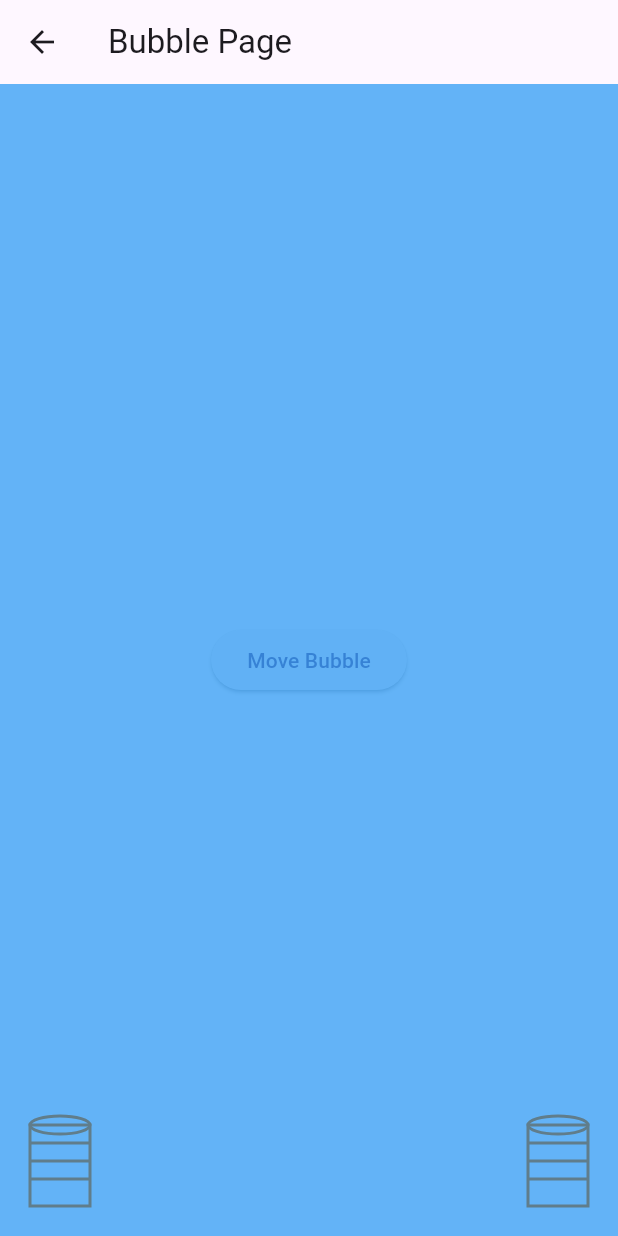
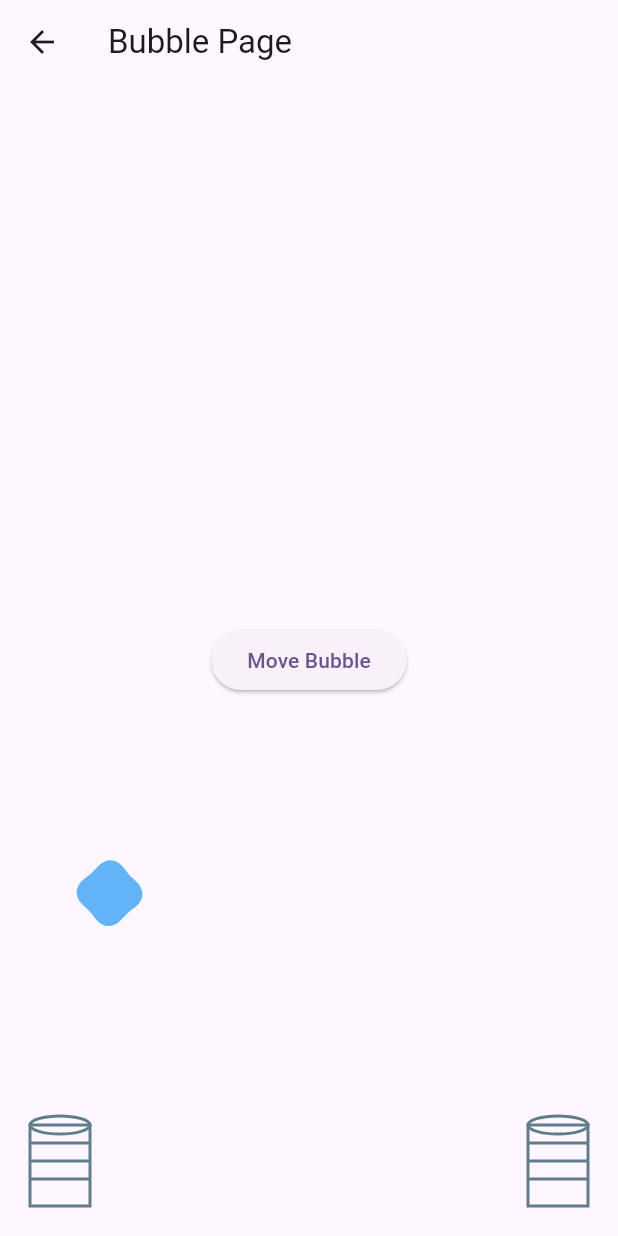
Before and after one commit to AMRITESH240304/voxa, a Flutter app: the BubblePage screen opened directly, after a tap on "Move Bubble", on a phone screen of 412 x 824 dp. Run offline on Flutter 3.47's test engine with Material 3 defaults, Android fonts, the phone set to English and light mode, and no system bars.

Commit message:
feat: bubble animation comp

```diff
--- a/frontend/lib/BubblePage.dart
+++ b/frontend/lib/BubblePage.dart
@@ -35,11 +35,11 @@ class _BubblePageState extends State<BubblePage> with TickerProviderStateMixin {
     // Scale animation: start small, grow, then shrink
     _scaleAnimation = TweenSequence<double>([
       TweenSequenceItem(
-        tween: Tween<double>(begin: 0.2, end: 100), // Start small, grow to full size
+        tween: Tween<double>(begin: 0.2, end: 1), // Start small, grow to full size
         weight: 40,
       ),
       TweenSequenceItem(
-        tween: Tween<double>(begin: 100, end: 0.2), // Shrink back to small
+        tween: Tween<double>(begin: 1, end: 0.2), // Shrink back to small
         weight: 60,
       ),
     ]).animate(
@@ -110,7 +110,7 @@ class _BubblePageState extends State<BubblePage> with TickerProviderStateMixin {
             animation: _animationController,
             builder: (context, child) {
               // Base size of the blob
-              const double baseSize = 250.0;
+              const double baseSize = 100.0;
               // Scale the size based on animation
               final double animatedSize = baseSize * _scaleAnimation.value;
 
@@ -131,8 +131,6 @@ class _BubblePageState extends State<BubblePage> with TickerProviderStateMixin {
                       child: BubbleBlob(
                         size: animatedSize,
                         wobbleValue: _wobbleAnimation.value,
-                        progress: _moveAnimation.value,
-                        scale: _scaleAnimation.value,
                         color: Colors.blue.withOpacity(0.7),
                       ),
                     )
@@ -173,16 +171,12 @@ class _BubblePageState extends State<BubblePage> with TickerProviderStateMixin {
 class BubbleBlob extends StatelessWidget {
   final double size;
   final double wobbleValue;
-  final double progress;
-  final double scale; // <-- add this
   final Color color;
 
   const BubbleBlob({
     Key? key,
     required this.size,
     required this.wobbleValue,
-    required this.progress,
-    required this.scale, // <-- add this
     required this.color,
   }) : super(key: key);
 
@@ -195,8 +189,6 @@ class BubbleBlob extends StatelessWidget {
         painter: BubbleBlobPainter(
           color: color,
           wobbleValue: wobbleValue,
-          progress: progress,
-          scale: scale, // <-- add this
         ),
       ),
     );
@@ -206,15 +198,8 @@ class BubbleBlob extends StatelessWidget {
 class BubbleBlobPainter extends CustomPainter {
   final Color color;
   final double wobbleValue;
-  final double progress; // 0.0 (left) to 1.0 (right)
-  final double scale;    // <-- add this
 
-  BubbleBlobPainter({
-    required this.color,
-    required this.wobbleValue,
-    required this.progress,
-    required this.scale, // <-- add this
-  });
+  BubbleBlobPainter({required this.color, required this.wobbleValue});
 
   @override
   void paint(Canvas canvas, Size size) {
@@ -224,39 +209,32 @@ class BubbleBlobPainter extends CustomPainter {
 
     final double centerX = size.width / 2;
     final double centerY = size.height / 2;
+    final double radius = size.width / 2;
 
-    // Pinch: 1 at ends, 0 at center
-    double pinch = (progress - 0.5).abs() * 2;
+    final Path path = Path();
 
-    // Stronger pinch at ends
-    double minX = 0.10; // very narrow at ends
-    double maxX = 0.50; // wide in center
-    double minY = 0.60; // tall at ends
-    double maxY = 0.35; // short in center
+    // Create a blob shape with some wobble
+    for (double angle = 0; angle < 2 * math.pi; angle += 0.1) {
+      final double wobbleAmount = math.sin(angle * 4 + wobbleValue) * 0.1;
+      final double currRadius = radius * (1 + wobbleAmount);
 
-    double mainRadiusX = size.width * (minX + (maxX - minX) * (1 - pinch)) * scale;
-    double mainRadiusY = size.height * (minY - (minY - maxY) * (1 - pinch)) * scale;
+      final double x = centerX + currRadius * math.cos(angle);
+      final double y = centerY + currRadius * math.sin(angle);
 
-    // Wobble for cloudiness
-    final double wobble = math.sin(wobbleValue) * 8 * scale;
+      if (angle == 0) {
+        path.moveTo(x, y);
+      } else {
+        path.lineTo(x, y);
+      }
+    }
 
-    // Draw main oval
-    canvas.drawOval(
-      Rect.fromCenter(
-        center: Offset(centerX, centerY + wobble),
-        width: mainRadiusX * 2,
-        height: mainRadiusY * 2,
-      ),
-      paint,
-    );
+    path.close();
+    canvas.drawPath(path, paint);
   }
 
   @override
   bool shouldRepaint(covariant BubbleBlobPainter oldDelegate) {
-    return oldDelegate.wobbleValue != wobbleValue ||
-        oldDelegate.color != color ||
-        oldDelegate.progress != progress ||
-        oldDelegate.scale != scale;
+    return oldDelegate.wobbleValue != wobbleValue || oldDelegate.color != color;
   }
 }
 
--- a/frontend/lib/main.dart
+++ b/frontend/lib/main.dart
@@ -17,7 +17,7 @@ class MyApp extends StatelessWidget {
       theme: ThemeData(
         colorScheme: ColorScheme.fromSeed(seedColor: Colors.deepPurple),
       ),
-      home:  const Ballonpage(),
+      home:  const BubblePage(),
     );
   }
 }
```
